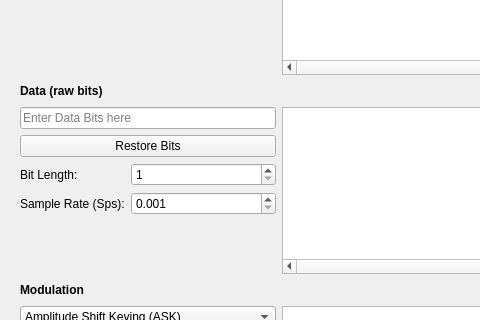
Old version of the form ui/modulation.ui in the repository jopohl/urh; both pictures show x 0 to 480 and y 160 to 480 of the 1006 by 1041 pixel window.
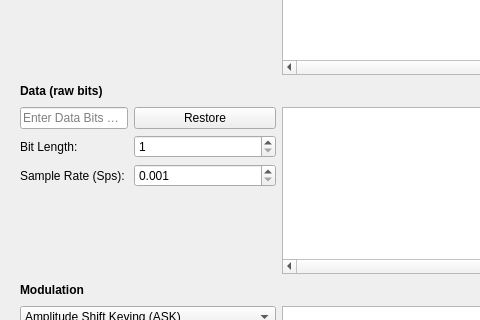
New version of the form. Icons and pictures are not drawn. Custom widgets are drawn as their Qt base class.

Commit message: move restore bits button

```diff
--- a/ui/modulation.ui
+++ b/ui/modulation.ui
@@ -71,8 +71,8 @@
        <rect>
         <x>0</x>
         <y>0</y>
-        <width>984</width>
-        <height>976</height>
+        <width>988</width>
+        <height>981</height>
        </rect>
       </property>
       <layout class="QGridLayout" name="gridLayout_7" columnstretch="0,0,0,0">
@@ -942,19 +942,6 @@
            </property>
           </widget>
          </item>
-         <item row="2" column="0" colspan="2">
-          <widget class="QPushButton" name="btnRestoreBits">
-           <property name="sizePolicy">
-            <sizepolicy hsizetype="Preferred" vsizetype="Fixed">
-             <horstretch>0</horstretch>
-             <verstretch>0</verstretch>
-            </sizepolicy>
-           </property>
-           <property name="text">
-            <string>Restore Bits</string>
-           </property>
-          </widget>
-         </item>
          <item row="3" column="0">
           <widget class="QLabel" name="label">
            <property name="sizePolicy">
@@ -968,19 +955,6 @@
            </property>
           </widget>
          </item>
-         <item row="0" column="0" colspan="2">
-          <widget class="QLineEdit" name="linEdDataBits">
-           <property name="sizePolicy">
-            <sizepolicy hsizetype="Preferred" vsizetype="Fixed">
-             <horstretch>0</horstretch>
-             <verstretch>0</verstretch>
-            </sizepolicy>
-           </property>
-           <property name="placeholderText">
-            <string>Enter Data Bits here</string>
-           </property>
-          </widget>
-         </item>
          <item row="4" column="0">
           <widget class="QLabel" name="label_3">
            <property name="sizePolicy">
@@ -1007,6 +981,32 @@
            </property>
           </spacer>
          </item>
+         <item row="0" column="0">
+          <widget class="QLineEdit" name="linEdDataBits">
+           <property name="sizePolicy">
+            <sizepolicy hsizetype="Preferred" vsizetype="Fixed">
+             <horstretch>0</horstretch>
+             <verstretch>0</verstretch>
+            </sizepolicy>
+           </property>
+           <property name="placeholderText">
+            <string>Enter Data Bits here</string>
+           </property>
+          </widget>
+         </item>
+         <item row="0" column="1">
+          <widget class="QPushButton" name="btnRestoreBits">
+           <property name="sizePolicy">
+            <sizepolicy hsizetype="Preferred" vsizetype="Fixed">
+             <horstretch>0</horstretch>
+             <verstretch>0</verstretch>
+            </sizepolicy>
+           </property>
+           <property name="text">
+            <string>Restore</string>
+           </property>
+          </widget>
+         </item>
         </layout>
        </item>
        <item row="4" column="2">
```
Left out of the diff: 1 changed line with no effect on the pictures. The commit also changes 1 other file.
